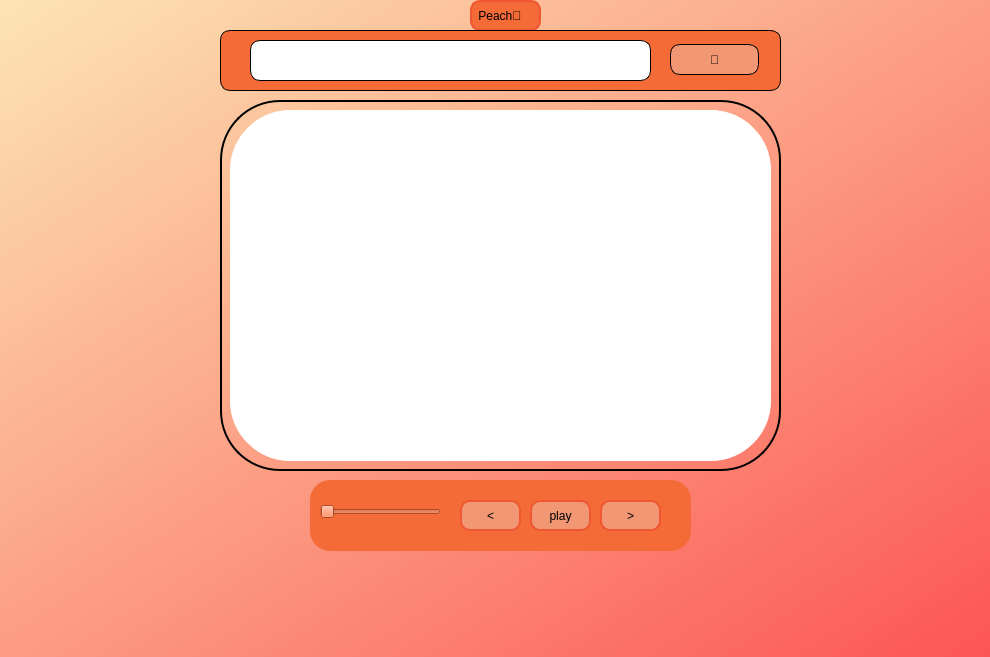
YourBestFriendKenny/CancelProject, file ui_main2.ui: the form before one commit.
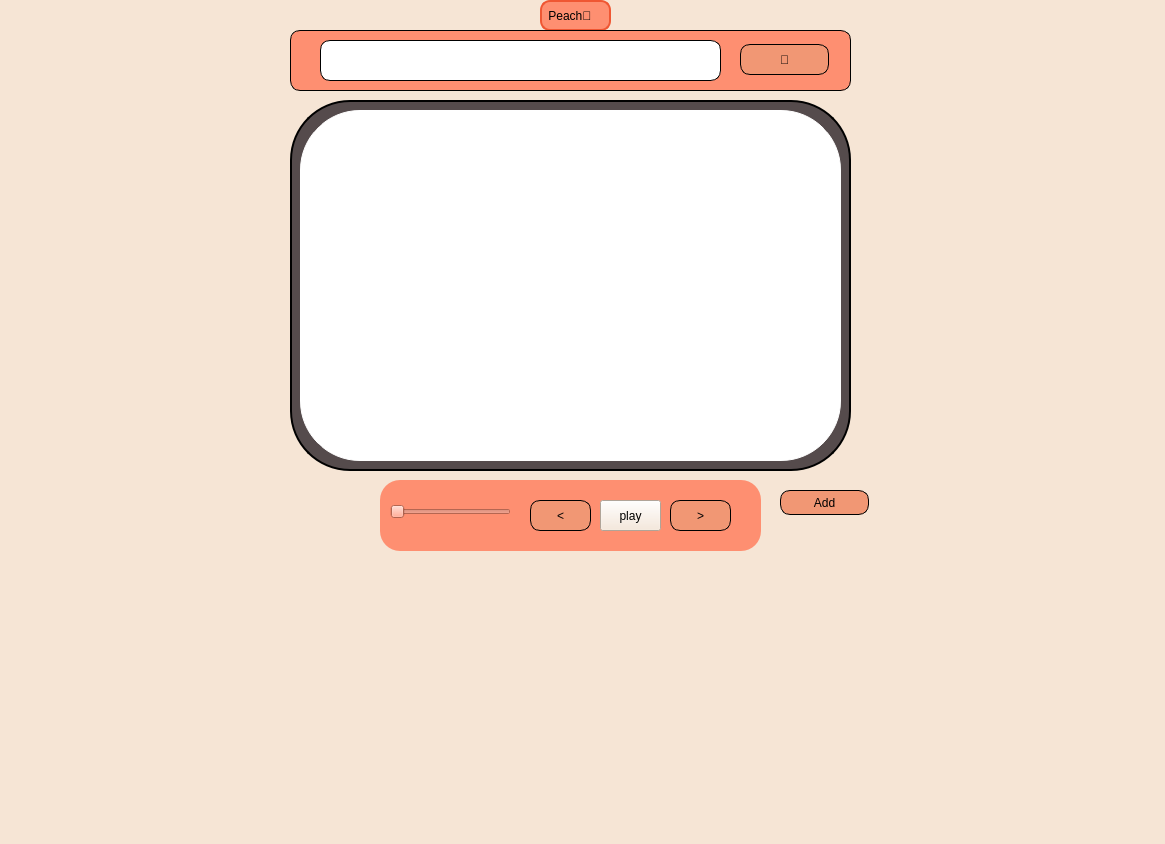
The form after the commit.

```diff
--- a/ui_main2.ui
+++ b/ui_main2.ui
@@ -9,8 +9,8 @@
    <rect>
     <x>0</x>
     <y>0</y>
-    <width>990</width>
-    <height>657</height>
+    <width>1165</width>
+    <height>844</height>
    </rect>
   </property>
   <property name="windowTitle">
@@ -28,16 +28,15 @@
    <widget class="QWidget" name="widget_2" native="true">
     <property name="geometry">
      <rect>
-      <x>140</x>
+      <x>130</x>
       <y>90</y>
-      <width>1051</width>
-      <height>681</height>
+      <width>1251</width>
+      <height>901</height>
      </rect>
     </property>
     <property name="styleSheet">
-     <string notr="true">background-color:  	rgb(250,146,77);
+     <string notr="true">background-color:  	rgb(246,229,213);
 
-background-color: qlineargradient(spread:pad, x1:0, y1:0, x2:1, y2:1, stop:0 rgba(255, 229, 167, 208), stop:1 rgba(255, 37, 37, 201));
 
 
 
@@ -46,7 +45,7 @@
     <widget class="QLabel" name="label">
      <property name="geometry">
       <rect>
-       <x>480</x>
+       <x>560</x>
        <y>10</y>
        <width>71</width>
        <height>31</height>
@@ -54,7 +53,7 @@
      </property>
      <property name="styleSheet">
       <string notr="true">QLabel{
-background-color: rgba(244,107,56);
+background-color: rgba(254,143,113);
 border-radius: 10px;
 border: 2px solid rgb(239,87,51);
 }</string>
@@ -69,7 +68,7 @@
     <widget class="QWidget" name="widget_4" native="true">
      <property name="geometry">
       <rect>
-       <x>320</x>
+       <x>400</x>
        <y>490</y>
        <width>381</width>
        <height>71</height>
@@ -77,7 +76,7 @@
      </property>
      <property name="styleSheet">
       <string notr="true">
-background-color:  	rgb(244,107,56);
+background-color:  	rgb(254,143,113);
 border-radius: 20px;
 
 </string>
@@ -103,7 +102,7 @@
     <widget class="QPushButton" name="pushbutton_next">
      <property name="geometry">
       <rect>
-       <x>610</x>
+       <x>690</x>
        <y>510</y>
        <width>61</width>
        <height>31</height>
@@ -112,7 +111,7 @@
      <property name="styleSheet">
       <string notr="true">QPushButton{
 background-color:  	rgb(241,151,116);
-border:2px solid rgb(239,87,51);
+border: 1px solid rgb(0,0,0);
 border-radius: 10px;
 
 
@@ -125,7 +124,7 @@
     <widget class="QPushButton" name="pushbutton_back">
      <property name="geometry">
       <rect>
-       <x>470</x>
+       <x>550</x>
        <y>510</y>
        <width>61</width>
        <height>31</height>
@@ -134,7 +133,7 @@
      <property name="styleSheet">
       <string notr="true">QPushButton{
 background-color:  	rgb(241,151,116);
-border:2px solid rgb(239,87,51);
+border: 1px solid rgb(0,0,0);
 border-radius: 10px;
 
 }</string>
@@ -146,7 +145,7 @@
     <widget class="QPushButton" name="pushbutton_play">
      <property name="geometry">
       <rect>
-       <x>540</x>
+       <x>620</x>
        <y>510</y>
        <width>61</width>
        <height>31</height>
@@ -155,11 +154,13 @@
      <property name="styleSheet">
       <string notr="true">QPushButton{
 background-color:  	rgb(241,151,116);
-border:2px solid rgb(239,87,51);
+border: 1px solid rgb(0,0,0); 
 border-radius: 10px;
 
 
-}</string>
+}
+
+#239,87,51</string>
      </property>
      <property name="text">
       <string>play</string>
@@ -171,21 +172,21 @@
       </size>
      </property>
     </widget>
-   </widget>
    <widget class="QWidget" name="widget_5" native="true">
     <property name="geometry">
      <rect>
-      <x>370</x>
-      <y>200</y>
+       <x>310</x>
+       <y>110</y>
       <width>561</width>
       <height>371</height>
      </rect>
     </property>
     <property name="styleSheet">
      <string notr="true">border: 2px solid rgb(0,0,0);
-border-radius: 60px;</string>
-    </property>
-    <widget class="QListWidget" name="listWidget">
+border-radius: 60px;
+background-color: rgb(85,75,76);</string>
+     </property>
+     <widget class="QWidget" name="widget_3" native="true">
      <property name="geometry">
       <rect>
        <x>10</x>
@@ -195,21 +196,33 @@
       </rect>
      </property>
      <property name="styleSheet">
-      <string notr="true">QListWidget{
-border: 1px solid rgb(255,255,255);
+       <string notr="true">border: 1px solid rgb(255,255,255);
 background-color:  	rgb(255,255,255);
-border-radius: 60px;
-
-}
-</string>
-     </property>
+border-radius: 60px;</string>
+      </property>
+      <widget class="QListWidget" name="listWidget">
+       <property name="geometry">
+        <rect>
+         <x>30</x>
+         <y>30</y>
+         <width>481</width>
+         <height>291</height>
+        </rect>
+       </property>
+       <property name="whatsThis">
+        <string>&lt;html&gt;&lt;head/&gt;&lt;body&gt;&lt;p&gt;&lt;br/&gt;&lt;/p&gt;&lt;/body&gt;&lt;/html&gt;</string>
+       </property>
+       <property name="styleSheet">
+        <string notr="true"/>
+       </property>
+      </widget>
     </widget>
    </widget>
    <widget class="QWidget" name="widget_6" native="true">
     <property name="geometry">
      <rect>
-      <x>370</x>
-      <y>130</y>
+       <x>310</x>
+       <y>40</y>
       <width>561</width>
       <height>61</height>
      </rect>
@@ -217,7 +230,7 @@
     <property name="styleSheet">
      <string notr="true">border:1px solid rgb(0,0,0);
 border-radius: 10px;
-background-color:  	rgb(244,107,56);</string>
+background-color:  	rgb(254,143,113);</string>
     </property>
     <widget class="QLineEdit" name="lineEdit">
      <property name="geometry">
@@ -252,6 +265,29 @@
      </property>
      <property name="text">
       <string>🍑</string>
+      </property>
+     </widget>
+    </widget>
+    <widget class="QPushButton" name="pushbutton_add">
+     <property name="geometry">
+      <rect>
+       <x>800</x>
+       <y>500</y>
+       <width>89</width>
+       <height>25</height>
+      </rect>
+     </property>
+     <property name="styleSheet">
+      <string notr="true">QPushButton{
+background-color:  	rgb(241,151,116);
+border: 1px solid rgb(0,0,0);
+border-radius: 10px;
+
+
+}</string>
+     </property>
+     <property name="text">
+      <string>Add</string>
      </property>
     </widget>
    </widget>
```
Lines whose indentation alone changed are shown as unchanged.
